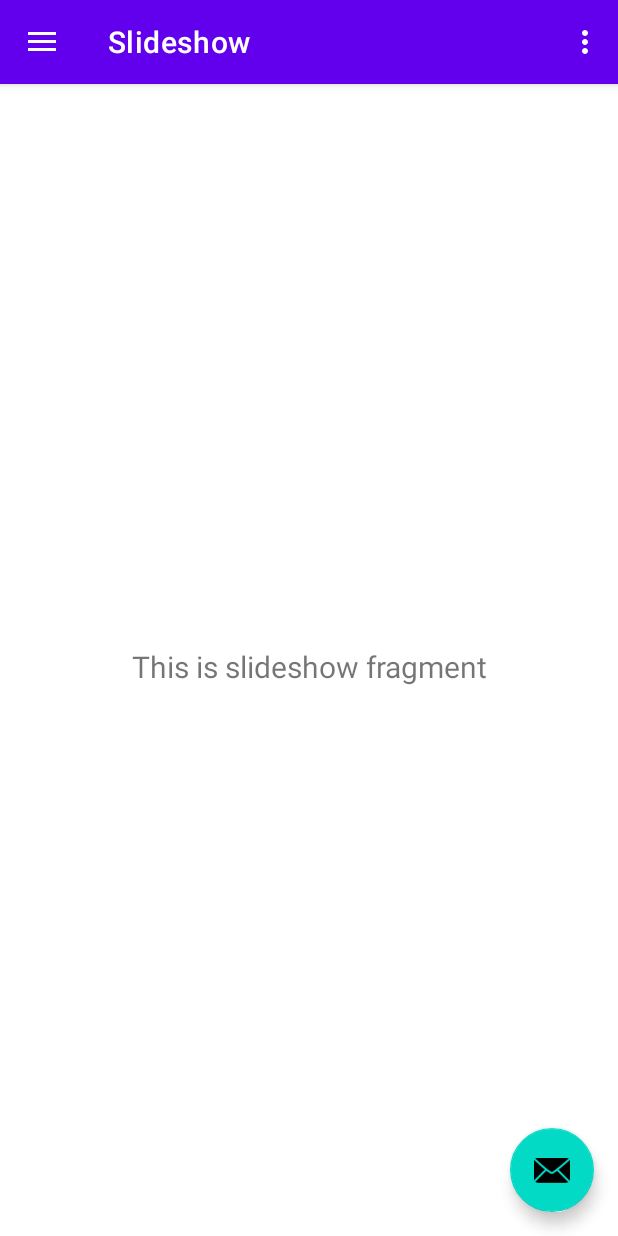
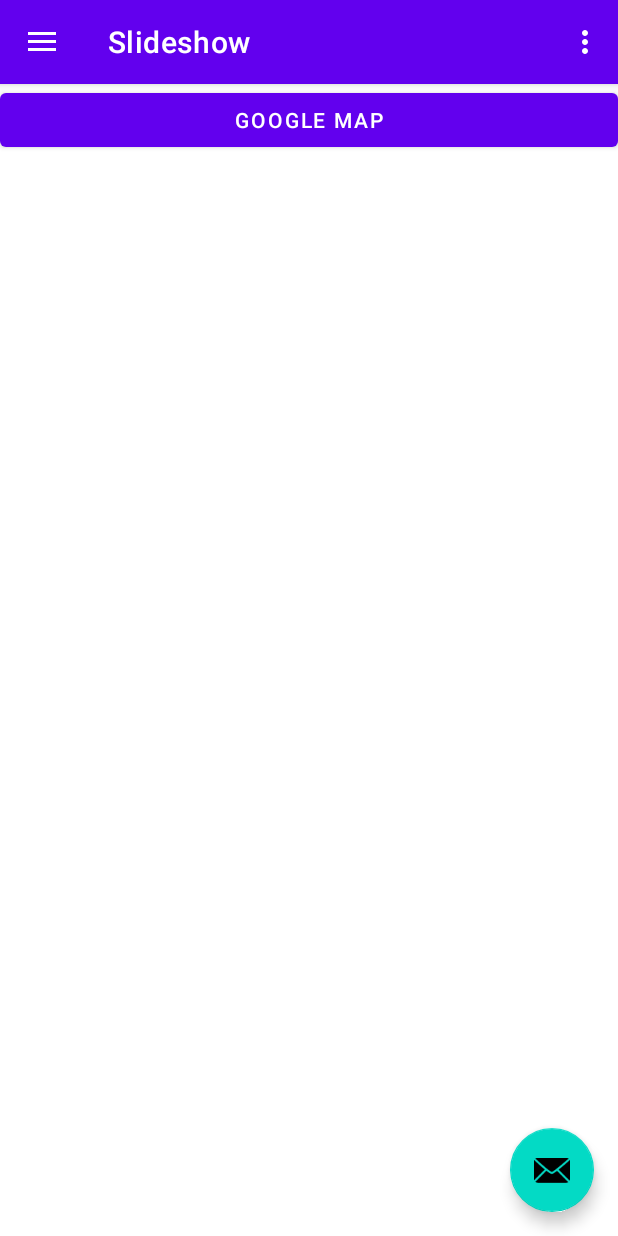
Before and after one commit to joseubillus/APKEComer2, an Android app: the MnMenu screen opened directly, with no data from a screen before it, in the side drawer, after a tap on "Slideshow", on a phone screen of 412 x 824 dp. Run offline under Robolectric (Android 15) with nearby library versions, the light colour scheme and no system bars; our stand-ins replace navigation-ui.

Commit message:
Segundo commit

```diff
--- a/app/build.gradle
+++ b/app/build.gradle
@@ -40,9 +40,11 @@ dependencies {
     implementation 'androidx.lifecycle:lifecycle-viewmodel-ktx:2.2.0'
     implementation 'androidx.navigation:navigation-fragment:2.3.0'
     implementation 'androidx.navigation:navigation-ui:2.3.0'
+    implementation 'com.google.android.gms:play-services-maps:17.0.0'
     testImplementation 'junit:junit:4.+'
     androidTestImplementation 'androidx.test.ext:junit:1.1.3'
     androidTestImplementation 'androidx.test.espresso:espresso-core:3.4.0'
 
     implementation 'com.loopj.android:android-async-http:1.4.9'
+    implementation 'com.github.bumptech.glide:glide:4.12.0'
 }
--- a/app/src/main/java/com/example/apkecomer/MnMenu.java
+++ b/app/src/main/java/com/example/apkecomer/MnMenu.java
@@ -62,4 +62,5 @@ public class MnMenu extends AppCompatActivity {
         return NavigationUI.navigateUp(navController, mAppBarConfiguration)
                 || super.onSupportNavigateUp();
     }
+
 }
--- a/app/src/main/java/com/example/apkecomer/ui/slideshow/SlideshowFragment.java
+++ b/app/src/main/java/com/example/apkecomer/ui/slideshow/SlideshowFragment.java
@@ -1,10 +1,13 @@
 package com.example.apkecomer.ui.slideshow;
 
+import android.content.Intent;
 import android.os.Bundle;
 import android.view.LayoutInflater;
 import android.view.View;
 import android.view.ViewGroup;
+import android.widget.Button;
 import android.widget.TextView;
+import android.widget.Toast;
 
 import androidx.annotation.NonNull;
 import androidx.annotation.Nullable;
@@ -12,6 +15,7 @@ import androidx.fragment.app.Fragment;
 import androidx.lifecycle.Observer;
 import androidx.lifecycle.ViewModelProvider;
 
+import com.example.apkecomer.MapsCliente;
 import com.example.apkecomer.R;
 import com.example.apkecomer.databinding.FragmentSlideshowBinding;
 
@@ -19,23 +23,26 @@ public class SlideshowFragment extends Fragment {
 
     private SlideshowViewModel slideshowViewModel;
     private FragmentSlideshowBinding binding;
+    private Button btnMap;
 
     public View onCreateView(@NonNull LayoutInflater inflater,
                              ViewGroup container, Bundle savedInstanceState) {
-        slideshowViewModel =
-                new ViewModelProvider(this).get(SlideshowViewModel.class);
 
         binding = FragmentSlideshowBinding.inflate(inflater, container, false);
         View root = binding.getRoot();
+        btnMap = (Button) root.findViewById(R.id.FrmCliente_btnMap);
+        btnMap.setOnClickListener(getMap(root));
 
-        final TextView textView = binding.textSlideshow;
-        slideshowViewModel.getText().observe(getViewLifecycleOwner(), new Observer<String>() {
+        return root;
+    }
+
+    public View.OnClickListener getMap(View root){
+        return new View.OnClickListener() {
             @Override
-            public void onChanged(@Nullable String s) {
-                textView.setText(s);
+            public void onClick(View v) {
+                startActivity(new Intent(root.getContext(), MapsCliente.class));
             }
-        });
-        return root;
+        };
     }
 
     @Override
--- a/app/src/main/java/com/example/controlador/DProducto.java
+++ b/app/src/main/java/com/example/controlador/DProducto.java
@@ -67,7 +67,7 @@ public class DProducto implements IDao<Producto> {
             pro.setCat(json.getJSONObject(i).getString("cat"));
             pro.setRank(new Integer(json.getJSONObject(i).getString("rank")));
             pro.setCarac(json.getJSONObject(i).getString("carac"));
-            pro.setCarac(json.getJSONObject(i).getString("img"));
+            pro.setImg(json.getJSONObject(i).getString("img"));
             array.add(pro);
         }
     }
--- a/app/src/main/res/layout/fragment_slideshow.xml
+++ b/app/src/main/res/layout/fragment_slideshow.xml
@@ -1,22 +1,14 @@
 <?xml version="1.0" encoding="utf-8"?>
-<androidx.constraintlayout.widget.ConstraintLayout xmlns:android="http://schemas.android.com/apk/res/android"
+<RelativeLayout xmlns:android="http://schemas.android.com/apk/res/android"
     xmlns:app="http://schemas.android.com/apk/res-auto"
     xmlns:tools="http://schemas.android.com/tools"
     android:layout_width="match_parent"
     android:layout_height="match_parent"
     tools:context=".ui.slideshow.SlideshowFragment">
 
-    <TextView
-        android:id="@+id/text_slideshow"
+    <Button
+        android:id="@+id/FrmCliente_btnMap"
         android:layout_width="match_parent"
         android:layout_height="wrap_content"
-        android:layout_marginStart="8dp"
-        android:layout_marginTop="8dp"
-        android:layout_marginEnd="8dp"
-        android:textAlignment="center"
-        android:textSize="20sp"
-        app:layout_constraintBottom_toBottomOf="parent"
-        app:layout_constraintEnd_toEndOf="parent"
-        app:layout_constraintStart_toStartOf="parent"
-        app:layout_constraintTop_toTopOf="parent" />
-</androidx.constraintlayout.widget.ConstraintLayout>
+        android:text="Google Map" />
+</RelativeLayout>
--- a/app/src/main/res/values/strings.xml
+++ b/app/src/main/res/values/strings.xml
@@ -11,4 +11,5 @@
     <string name="menu_home">Home</string>
     <string name="menu_gallery">Gallery</string>
     <string name="menu_slideshow">Slideshow</string>
+    <string name="title_activity_maps_cliente">Map</string>
 </resources>
```
Also changed, not shown: app/src/debug/res/values/google_maps_api.xml (added, +24 -0 lines), app/src/main/AndroidManifest.xml (+28 -5 lines), app/src/main/java/com/example/apkecomer/MapsCliente.java (added, +51 -0 lines), app/src/main/java/com/example/apkecomer/ui/gallery/GalleryFragment.java (+22 -2 lines), app/src/main/java/com/example/controlador/Conexion.java (+7 -1 lines), app/src/main/java/com/example/util/AdapterProducto.java (+8 -0 lines), app/src/main/res/layout/activity_maps_cliente.xml (added, +9 -0 lines), 1 other file.
